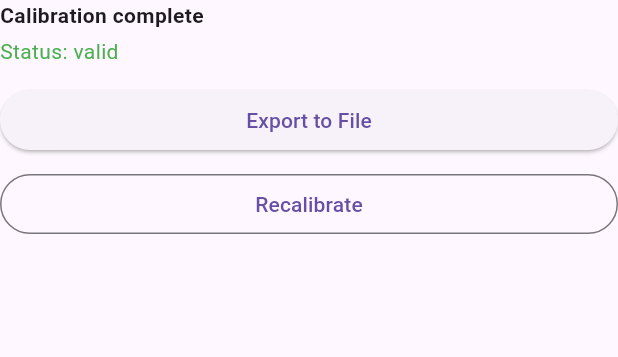
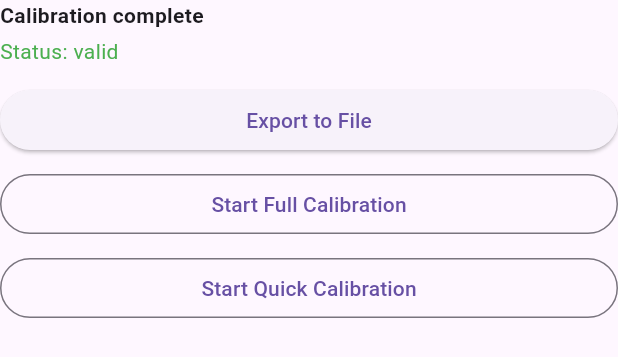
Before and after one commit to mind-systems/neiry_kit, a Flutter app: the _DoneContent widget shown alone on an empty page, opened directly with empty values, on a phone screen of 412 x 824 dp. Shown: the top 357 px of the screen. Run offline on Flutter 3.47's test engine with Material 3 defaults, Android fonts, the phone set to English and light mode, and no system bars; our stand-ins replace audioplayers, file_picker, flutter_riverpod, go_router, permission_handler, plugin_platform_interface and 2 more.

Commit message:
Offer Full and Quick buttons after a completed calibration
Co-Authored-By: AI Orchestrator <noreply@orchestrator>

```diff
--- a/example/lib/screens/calibration_screen.dart
+++ b/example/lib/screens/calibration_screen.dart
@@ -233,10 +233,18 @@ class _DoneContent extends ConsumerWidget {
         const SizedBox(height: 8),
         OutlinedButton(
           onPressed: () {
-            nlog('Calibration: Recalibrate tapped', name: 'Neiry');
+            nlog('Calibration: Start Full tapped', name: 'Neiry');
             ref.read(calibrationProvider.notifier).startFull();
           },
-          child: const Text('Recalibrate'),
+          child: const Text('Start Full Calibration'),
+        ),
+        const SizedBox(height: 8),
+        OutlinedButton(
+          onPressed: () {
+            nlog('Calibration: Start Quick tapped', name: 'Neiry');
+            ref.read(calibrationProvider.notifier).startQuick();
+          },
+          child: const Text('Start Quick Calibration'),
         ),
       ],
     );
```
Also changed, not shown: .ai-factory/plans/80-offer-full-and-quick-buttons-after-a-completed-calibration.json (added), 4 other files.
